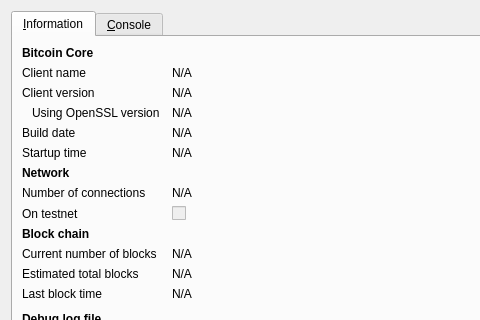
bitcf/bitcf, file src/qt/forms/rpcconsole.ui: the form before one commit; both pictures show x 0 to 480 and y 0 to 320 of the 740 by 450 pixel window.
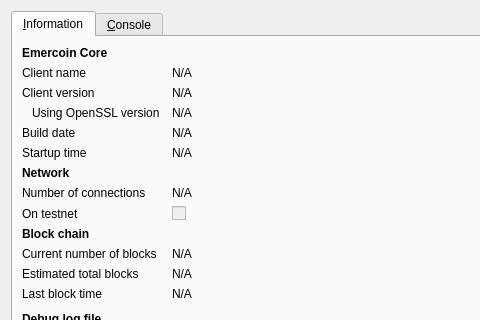
The form after the commit. Icons and pictures are not drawn.

```diff
--- a/src/qt/forms/rpcconsole.ui
+++ b/src/qt/forms/rpcconsole.ui
@@ -36,7 +36,7 @@
           </font>
          </property>
          <property name="text">
-          <string>Bitcoin Core</string>
+          <string>Emercoin Core</string>
          </property>
         </widget>
        </item>
```
